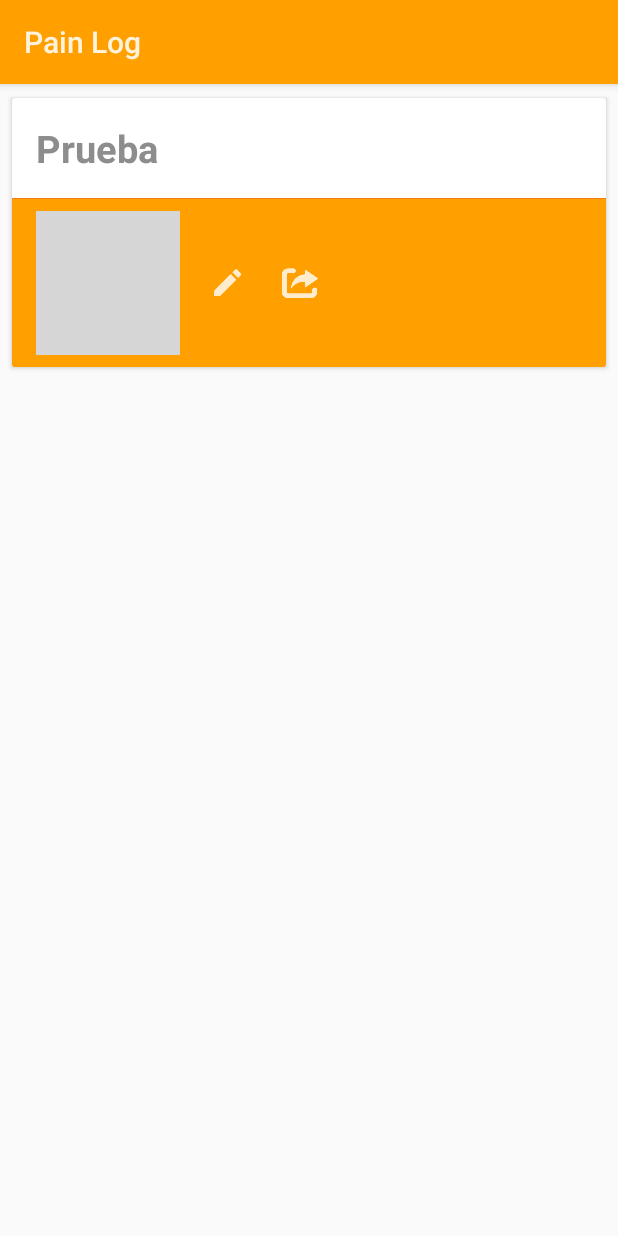
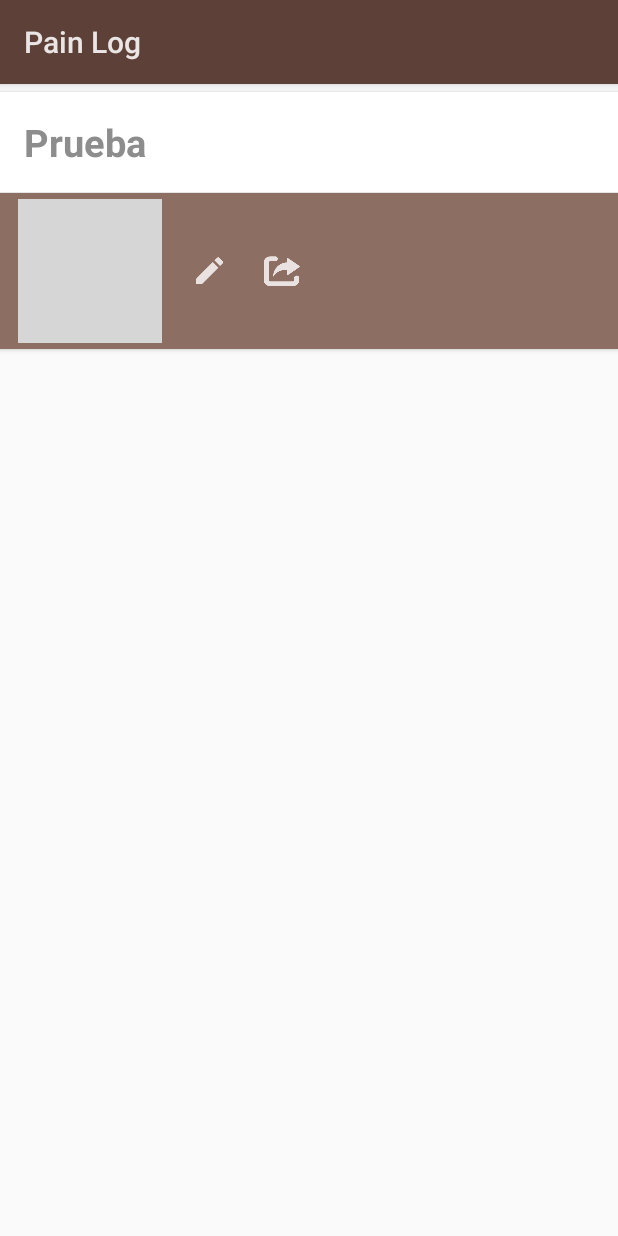
Before and after one commit to rulogarcillan/PainLog, an Android app: the layout dummy_p.xml on its own in the app's theme, with its tools: preview values and no code run, on a phone screen of 412 x 824 dp. Run offline under Robolectric (Android 15) with nearby library versions, the phone set to English and light mode, and no system bars; grey boxes are pictures that could not be loaded.

```diff
--- a/app/src/main/res/layout/dummy_l.xml
+++ b/app/src/main/res/layout/dummy_l.xml
@@ -7,6 +7,7 @@
     android:layout_height="wrap_content"
     android:layout_marginBottom="5dp"
     android:layout_marginTop="5dp"
+    card_view:cardCornerRadius="0dp"
     card_view:cardElevation="2dp">
 
 
@@ -100,7 +101,7 @@
             <View
                 android:layout_width="match_parent"
                 android:layout_height="0.5dp"
-                android:background="@color/color_k">
+                android:background="@color/card_separator">
 
             </View>
         </FrameLayout>
@@ -108,7 +109,7 @@
         <LinearLayout
             android:layout_width="match_parent"
             android:layout_height="wrap_content"
-            android:background="@color/color_h"
+            android:background="@color/color_e"
             android:orientation="horizontal"
             android:padding="4dp">
 
--- a/app/src/main/res/layout/dummy_p.xml
+++ b/app/src/main/res/layout/dummy_p.xml
@@ -4,15 +4,12 @@
     android:id="@+id/card_view"
     xmlns:android="http://schemas.android.com/apk/res/android"
     xmlns:card_view="http://schemas.android.com/apk/res-auto"
+    card_view:cardCornerRadius="0dp"
     android:layout_width="match_parent"
     android:layout_height="wrap_content"
     android:layout_marginBottom="5dp"
-    android:layout_marginLeft="5dp"
-    android:layout_marginRight="5dp"
     android:layout_marginTop="5dp"
-    card_view:cardCornerRadius="2dp"
-    card_view:cardElevation="2dp"
-    card_view:cardUseCompatPadding="true"
+    card_view:cardElevation="2dp">
     >
 
 
@@ -47,7 +44,7 @@
         <View
             android:layout_width="match_parent"
             android:layout_height="0.5dp"
-            android:background="@color/color_k">
+            android:background="@color/card_separator">
 
         </View>
     </FrameLayout>
@@ -56,8 +53,8 @@
         android:layout_width="match_parent"
         android:layout_height="wrap_content"
         android:orientation="horizontal"
-        android:background="@color/color_h"
-        android:padding="8dp">
+        android:background="@color/color_e"
+        android:padding="4dp">
 
 
         <ImageButton
--- a/app/src/main/res/values/colors.xml
+++ b/app/src/main/res/values/colors.xml
@@ -22,17 +22,17 @@
 
 
 
-    <color name="color_a">#FFF8E1</color>
-    <color name="color_b">#FFECB3</color>
-    <color name="color_c">#FFE082</color>
-    <color name="color_d">#FFD54F</color>
-    <color name="color_e">#FFCA28</color>
-    <color name="color_f">#FFC107</color>
-    <color name="color_g">#FFB300</color>
-    <color name="color_h">#FFA000</color>
-    <color name="color_i">#FF8F00</color>
-    <color name="color_j">#FF6F00</color>
-    <color name="color_k">#F57F17</color>
+    <color name="color_a">#EFEBE9</color>
+    <color name="color_b">#D7CCC8</color>
+    <color name="color_c">#BCAAA4</color>
+    <color name="color_d">#A1887F</color>
+    <color name="color_e">#8D6E63</color>
+    <color name="color_f">#795548</color>
+    <color name="color_g">#6D4C41</color>
+    <color name="color_h">#5D4037</color>
+    <color name="color_i">#4E342E</color>
+    <color name="color_j">#3E2723</color>
+    <color name="color_k">#000000</color>
 
 
 
```
